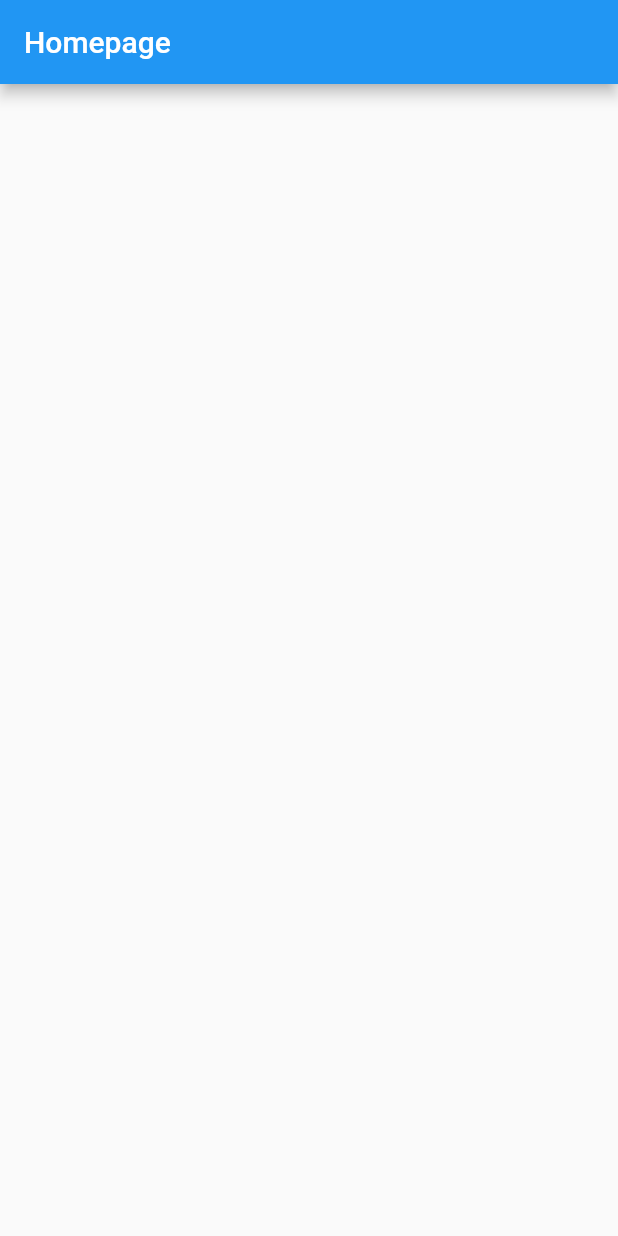
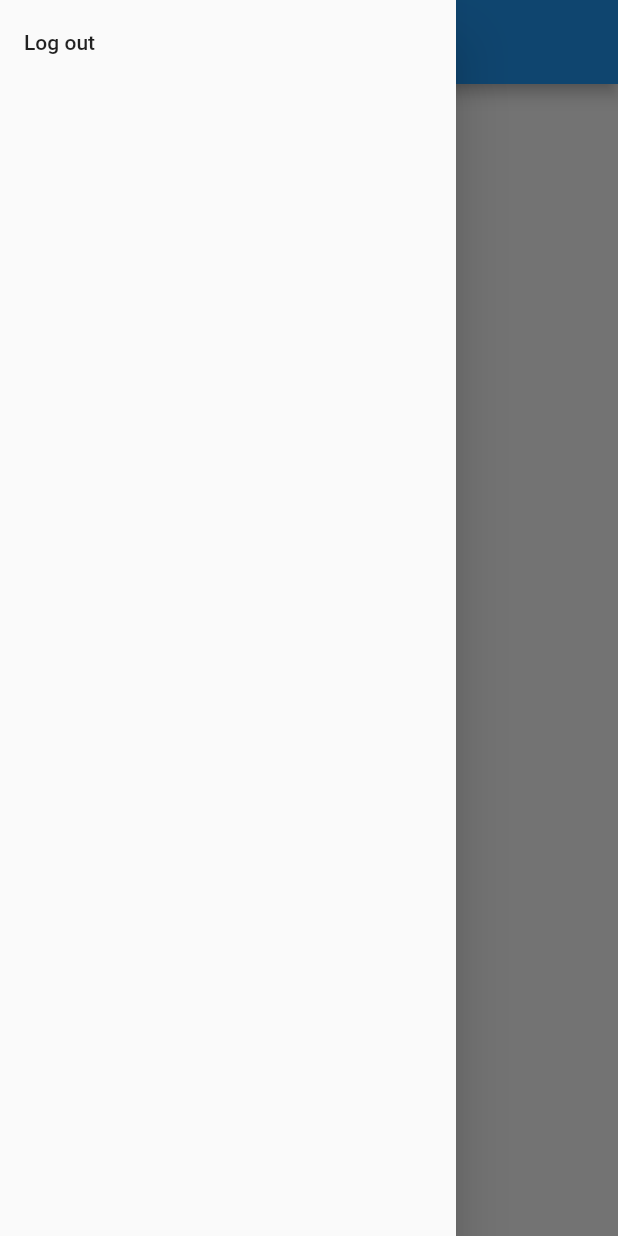
Before and after one commit to Netesh5/Image_to_handwritten_text, a Flutter app: the screen it shows after launch, with the side drawer open (before the commit the screen has no drawer), on a phone screen of 412 x 824 dp. Run offline on Flutter 3.47's test engine with Material 2 defaults, Android fonts, the phone set to English and light mode, and no system bars; our stand-ins replace firebase_auth, firebase_core, font_awesome_flutter, google_sign_in; accounts and stored records are empty; Roboto replaces fonts that are missing (ubuntu).

Commit message:
drawer implementation

```diff
--- a/lib/screens/homepage.dart
+++ b/lib/screens/homepage.dart
@@ -1,4 +1,5 @@
 import 'package:flutter/material.dart';
+import 'package:imagetotext/widgets/drawer.dart';
 
 class HomePage extends StatefulWidget {
   const HomePage({Key? key}) : super(key: key);
@@ -14,6 +15,7 @@ class _HomePageState extends State<HomePage> {
       appBar: AppBar(
         title: const Text("Homepage"),
       ),
+      drawer: drawer(),
     );
   }
 }
--- /dev/null
+++ b/lib/widgets/drawer.dart
@@ -0,0 +1,18 @@
+import 'package:flutter/material.dart';
+
+Widget drawer() {
+  return Drawer(
+    child: SafeArea(
+      child: Column(
+        children: [
+          GestureDetector(
+            onTap: () {},
+            child: const ListTile(
+              title: Text("Log out"),
+            ),
+          ),
+        ],
+      ),
+    ),
+  );
+}
```
